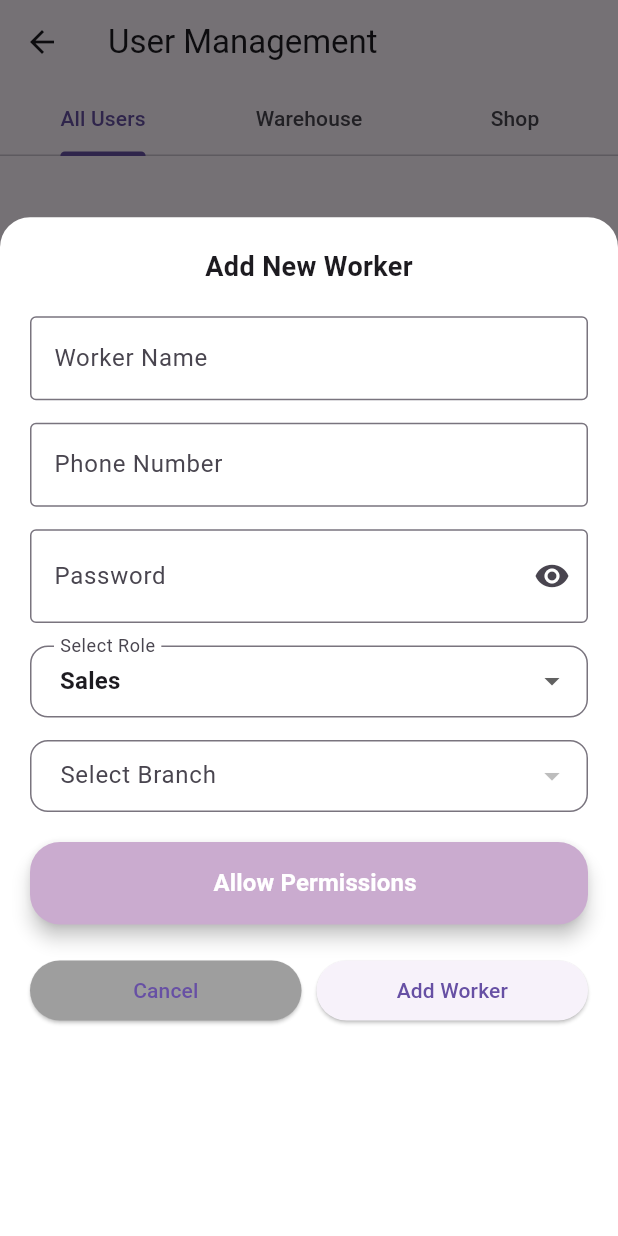
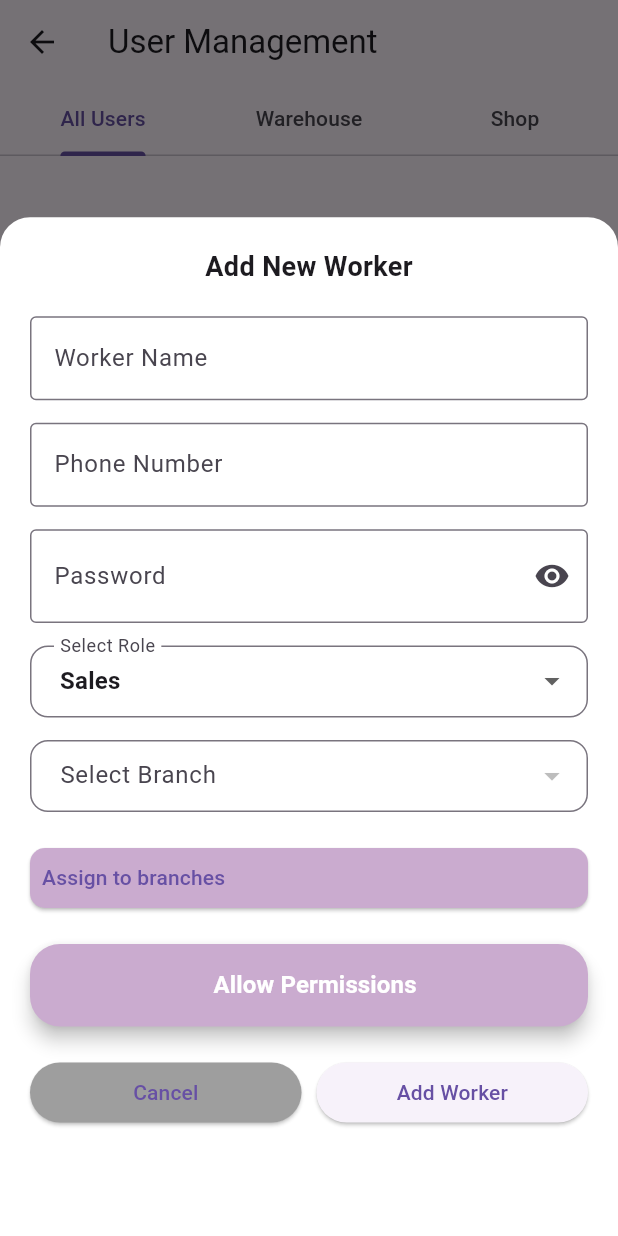
Before and after one commit to surafelbit/inventory_app_prac, a Flutter app: the AddWorkerScreen screen opened directly, after a tap on "Add New Worker", on a phone screen of 412 x 824 dp. Run offline on Flutter 3.47's test engine with Material 3 defaults, Android fonts, the phone set to English and light mode, and no system bars; our stand-ins replace flutter_riverpod, fluttertoast, shared_preferences; accounts and stored records are empty; network calls fail.

Commit message:
fixing the user list

```diff
--- a/lib/feautres/workers/presentation/add_worker_screen.dart
+++ b/lib/feautres/workers/presentation/add_worker_screen.dart
@@ -32,8 +32,19 @@ class _AddWorkerScreenState extends ConsumerState<AddWorkerScreen> {
             (e) => {
               'id': e['id'],
               'name': e['name'],
-              'address': e['branch']['name'],
-              'type': e['branch']['houseType'] == 'SHOP' ? 'Shop' : 'Warehouse',
+              'userType': e['userType'],
+              'address': e['branches'].map((e) => e['name']).toList(),
+              // 'type': e['branches'].isNotEmpty
+              //     ? e['branches']
+              //         .map((b) =>
+              //             b['houseType'] == 'SHOP' ? 'Shop' : 'Warehouse')
+              //         .toList()
+              //     : ['N/A'],
+              'type': e['branches'].isNotEmpty
+                  ? (e['branches'][0]['houseType'] == 'SHOP'
+                      ? 'Shop'
+                      : 'Warehouse')
+                  : 'N/A',
               'status': 'Active', // dummy status
             },
           )
@@ -61,7 +72,6 @@ class _AddWorkerScreenState extends ConsumerState<AddWorkerScreen> {
           'status': 'Active', // dummy status
         };
       }).toList();
-      print(formattedBranches);
     } catch (error) {
       print(error);
     }
@@ -371,6 +381,46 @@ class _AddWorkerScreenState extends ConsumerState<AddWorkerScreen> {
                         width: double.infinity,
                         child: ElevatedButton(
                           onPressed: () async {
+                            showDialog(
+                              context: modalContext,
+                              barrierDismissible: false,
+                              builder: (context) => const Center(
+                                child: CircularProgressIndicator(),
+                              ),
+                            );
+                            List<Map<String, dynamic>> availableBranches = [];
+
+                            try {
+                              final response = await ApiService.fetchBranch();
+                              availableBranches = response.map((e) {
+                                return {
+                                  'id': e['id'],
+                                  'name': e['name'],
+                                  'houseType': e['houseType']
+                                };
+                              }).toList();
+                            } catch (error) {}
+                          },
+                          style: ElevatedButton.styleFrom(
+                              backgroundColor:
+                                  const Color.fromARGB(255, 202, 171, 207),
+                              padding: EdgeInsets.symmetric(
+                                  vertical: 10.0, horizontal: 8.0),
+                              shape: RoundedRectangleBorder(
+                                  borderRadius: BorderRadius.circular(10))),
+                          child: Row(
+                            mainAxisAlignment: MainAxisAlignment.spaceBetween,
+                            children: [
+                              Text('Assign to branches'),
+                            ],
+                          ),
+                        ),
+                      ),
+                      const SizedBox(height: 20),
+                      SizedBox(
+                        width: double.infinity,
+                        child: ElevatedButton(
+                          onPressed: () async {
                             // Show circular loading modal immediately
                             showDialog(
                               context: modalContext,
@@ -555,7 +605,8 @@ class _AddWorkerScreenState extends ConsumerState<AddWorkerScreen> {
                                       phone,
                                       passwordController.text,
                                       selectedRole,
-                                      selectedBranch,
+                                      // selectedBranch,
+                                      ['cmesoe9x40001l9c4ai9z0xbl'],
                                       selectedPermissions,
                                     );
                                     // Update the parent modal list
@@ -873,7 +924,7 @@ class _AddWorkerScreenState extends ConsumerState<AddWorkerScreen> {
             subtitle: Column(
               crossAxisAlignment: CrossAxisAlignment.start,
               children: [
-                Text(branch['address']),
+                ...branch['address'].map((e) => Text(e)),
                 Text(
                   '${branch['type']} • ${branch['status']}',
                   style: TextStyle(color: Colors.grey[600], fontSize: 12),
--- a/lib/services/api_service.dart
+++ b/lib/services/api_service.dart
@@ -118,7 +118,7 @@ class ApiService {
       String phone,
       String password,
       String userType,
-      String branchId,
+      List<String> branchId,
       List<String> permissions) async {
     try {
       final prefs = await SharedPreferences.getInstance();
@@ -134,7 +134,7 @@ class ApiService {
             'phone': phone,
             'password': password,
             'userType': userType,
-            'branchId': branchId,
+            'branchIds': branchId,
             'permissions': permissions.isNotEmpty ? permissions : null
           }));
       if (response.statusCode == 200 || response.statusCode == 201) {
@@ -175,6 +175,7 @@ class ApiService {
           await http.get(url, headers: {'Authorization': 'Bearer $token'});
       if (response.statusCode == 200 || response.statusCode == 201) {
         // ✅ jsonDecode returns a List<dynamic>
+        print(response.body);
         return jsonDecode(response.body);
       } else {
         throw Exception('Failed to fetch branch');
```
